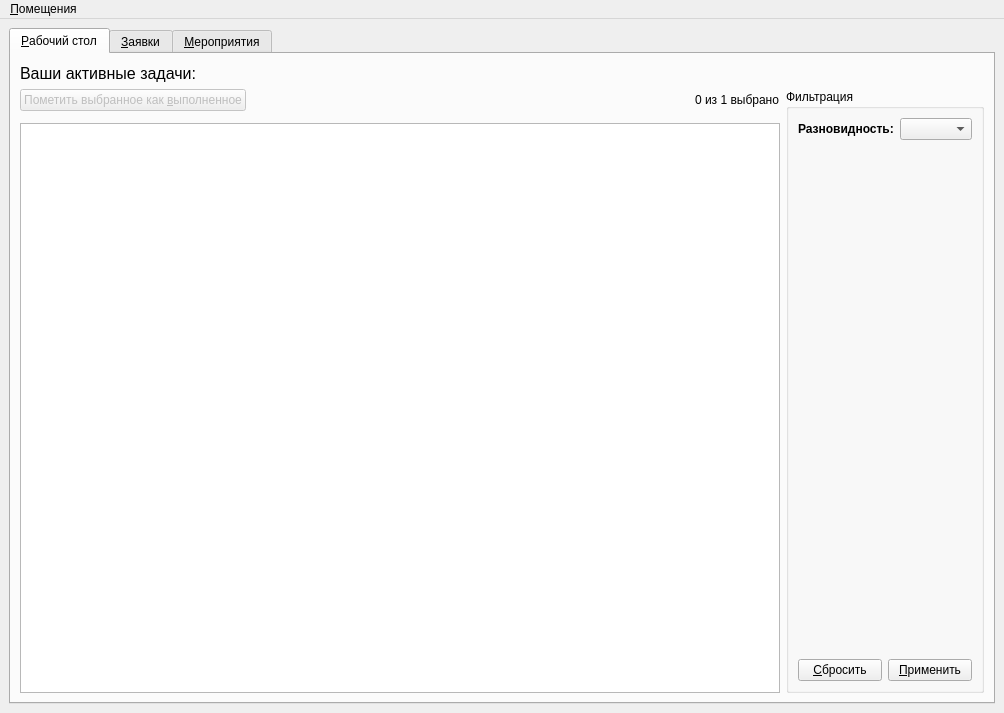
This is app/ui/main_window.ui in NTO-2nd-stage-ABP/ccms as Qt 5 draws it before an edit. The edited form follows.
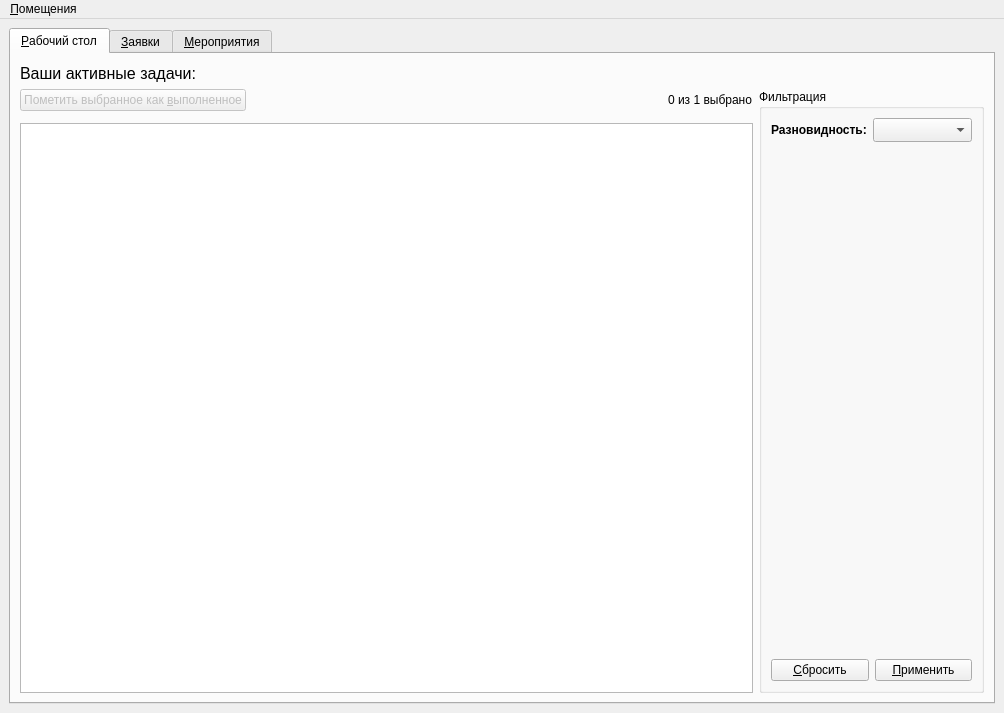
This is the edited form. Icons and pictures are not drawn.

Commit message: Redesign creation dialog

Diff of the .ui file:
```diff
--- a/app/ui/main_window.ui
+++ b/app/ui/main_window.ui
@@ -142,7 +142,14 @@
               </widget>
              </item>
              <item row="0" column="1">
-              <widget class="QComboBox" name="comboBox_12"/>
+              <widget class="QComboBox" name="comboBox_12">
+               <property name="sizeAdjustPolicy">
+                <enum>QComboBox::AdjustToMinimumContentsLengthWithIcon</enum>
+               </property>
+               <property name="placeholderText">
+                <string>Не выбрано</string>
+               </property>
+              </widget>
              </item>
             </layout>
            </item>
```
Left out of the diff: 17 changed lines with no effect on the pictures. The commit also changes 4 other files.
